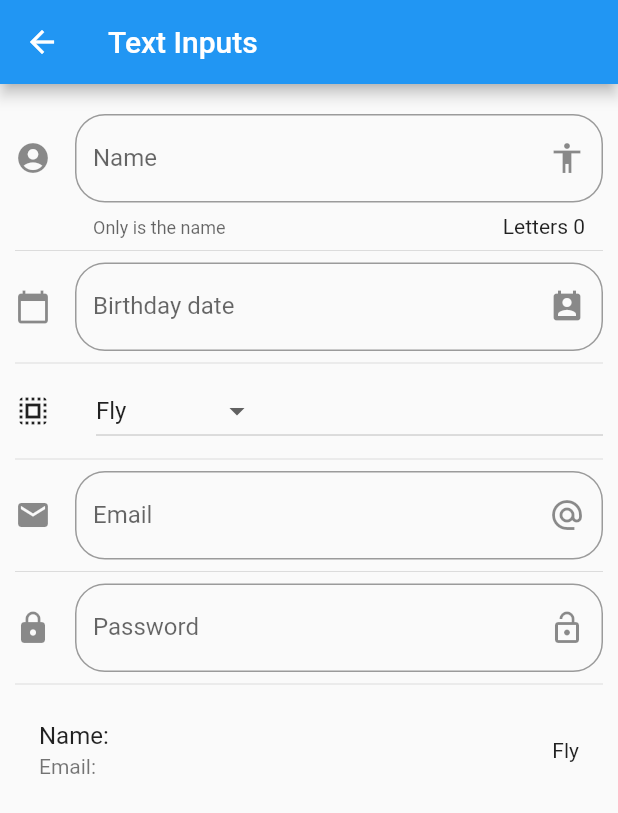
After one commit to CarlosAlbertoR/FlutterComponentsApp, a Flutter app: the screen it shows after launch, after a tap on "Inputs", on a phone screen of 412 x 824 dp. The commit adds this screen. Shown: the top 813 px of the screen. Run offline on Flutter 3.47's test engine with Material 2 defaults, Android fonts, the phone set to English and light mode, and no system bars; network calls fail.

Commit message:
Creation of diferents type fields

```diff
--- a/data/menu_opts.json
+++ b/data/menu_opts.json
@@ -1,6 +1,7 @@
 {
   "nameApp": "Components",
-    "routes": [{
+  "routes": [
+    {
       "route": "alert",
       "icon": "add_alert",
       "text": "Alerts"
@@ -19,6 +20,11 @@
       "route": "animatedContainer",
       "icon": "donut_large",
       "text": "Animated Container"
+    },
+    {
+      "route": "inputs",
+      "icon": "input",
+      "text": "Inputs"
     }
   ]
 }
--- a/lib/main.dart
+++ b/lib/main.dart
@@ -1,4 +1,5 @@
 import 'package:flutter/material.dart';
+import 'package:flutter_localizations/flutter_localizations.dart';
 import 'package:flutter_components_app/src/pages/alert_page.dart';
 import 'package:flutter_components_app/src/routes/routes.dart';
 
@@ -10,8 +11,15 @@ class MyApp extends StatelessWidget {
     return MaterialApp(
       title: 'Components App',
       debugShowCheckedModeBanner: false,
-      //home: HomePage()
-
+      localizationsDelegates: [
+        GlobalMaterialLocalizations.delegate,
+        GlobalWidgetsLocalizations.delegate,
+        GlobalCupertinoLocalizations.delegate,
+      ],
+      supportedLocales: [
+        Locale('en', 'US'),
+        Locale('es', 'ES'),
+      ],
       initialRoute: '/',
       routes: getApplicationRoutes(),
       onGenerateRoute: (RouteSettings settings) {
--- /dev/null
+++ b/lib/src/pages/input_page.dart
@@ -0,0 +1,180 @@
+import 'package:flutter/material.dart';
+
+class InputPage extends StatefulWidget {
+  @override
+  State<InputPage> createState() => _InputPageState();
+}
+
+class _InputPageState extends State<InputPage> {
+  String _name = '';
+  String _email = '';
+  String _date = '';
+  String _selectedOption = 'Fly';
+
+  List<String> _skills = ['Fly', 'X ray', 'Super force'];
+
+  TextEditingController _inputFieldDateController = new TextEditingController();
+
+  @override
+  Widget build(BuildContext context) {
+    return Scaffold(
+      appBar: AppBar(
+        title: Text('Text Inputs'),
+      ),
+      body: ListView(
+        padding: EdgeInsets.symmetric(horizontal: 10.0, vertical: 20.0),
+        children: <Widget>[
+          _createInput(),
+          Divider(),
+          _createDate(context),
+          Divider(),
+          _createDropdown(),
+          Divider(),
+          _createEmail(),
+          Divider(),
+          _createPassword(),
+          Divider(),
+          _createPerson(),
+        ],
+      ),
+    );
+  }
+
+  Widget _createInput() {
+    return TextField(
+      //autofocus: true,
+      textCapitalization: TextCapitalization.sentences,
+      decoration: InputDecoration(
+        border: OutlineInputBorder(
+          borderRadius: BorderRadius.circular(20.0),
+        ),
+        counter: Text('Letters ${_name.length}'),
+        hintText: 'Full Name',
+        labelText: 'Name',
+        helperText: 'Only is the name',
+        suffixIcon: Icon(Icons.accessibility),
+        icon: Icon(Icons.account_circle),
+      ),
+      onChanged: (value) {
+        setState(() {
+          _name = value;
+        });
+      },
+    );
+  }
+
+  Widget _createDate(BuildContext context) {
+    return TextField(
+        enableInteractiveSelection: false,
+        controller: _inputFieldDateController,
+        decoration: InputDecoration(
+          border: OutlineInputBorder(
+            borderRadius: BorderRadius.circular(20.0),
+          ),
+          hintText: 'Birthday date',
+          labelText: 'Birthday date',
+          suffixIcon: Icon(Icons.perm_contact_calendar),
+          icon: Icon(Icons.calendar_today),
+        ),
+        onTap: () {
+          FocusScope.of(context).requestFocus(new FocusNode());
+          _selectDate(context);
+        });
+  }
+
+  _selectDate(BuildContext context) async {
+    DateTime picked = await showDatePicker(
+      context: context,
+      initialDate: new DateTime.now(),
+      firstDate: new DateTime(2018),
+      lastDate: new DateTime(2025),
+      //Uncomment by translate the formpicker to spanish
+      //locale: Locale('es', 'ES'),
+    );
+
+    if (picked != null) {
+      setState(() {
+        _date = picked.toString();
+        _inputFieldDateController.text = _date;
+      });
+    }
+  }
+
+  List<DropdownMenuItem<String>> getDropdownOptions() {
+    List<DropdownMenuItem<String>> list = [];
+    _skills.forEach((skill) {
+      list.add(
+        DropdownMenuItem(
+          child: Text(skill),
+          value: skill,
+        ),
+      );
+    });
+    return list;
+  }
+
+  Widget _createDropdown() {
+    return Row(
+      children: <Widget>[
+        Icon(Icons.select_all),
+        SizedBox(
+          width: 30.0,
+        ),
+        Expanded(
+          child: DropdownButton(
+              value: _selectedOption,
+              items: getDropdownOptions(),
+              onChanged: (value) {
+                setState(() {
+                  _selectedOption = value;
+                });
+              }),
+        ),
+      ],
+    );
+  }
+
+  Widget _createEmail() {
+    return TextField(
+      keyboardType: TextInputType.emailAddress,
+      decoration: InputDecoration(
+        border: OutlineInputBorder(
+          borderRadius: BorderRadius.circular(20.0),
+        ),
+        hintText: 'Email',
+        labelText: 'Email',
+        suffixIcon: Icon(Icons.alternate_email),
+        icon: Icon(Icons.email),
+      ),
+      onChanged: (value) => setState(
+        () {
+          _email = value;
+        },
+      ),
+    );
+  }
+
+  Widget _createPassword() {
+    return TextField(
+      obscureText: true,
+      decoration: InputDecoration(
+        border: OutlineInputBorder(
+          borderRadius: BorderRadius.circular(20.0),
+        ),
+        hintText: 'Password',
+        labelText: 'Password',
+        suffixIcon: Icon(Icons.lock_open),
+        icon: Icon(Icons.lock),
+      ),
+      onChanged: (value) {},
+    );
+  }
+
+  _createPerson() {
+    return ListTile(
+      title: Text('Name: $_name'),
+      subtitle: Text('Email: $_email'),
+      trailing: Text(_selectedOption),
+    );
+  }
+}
--- a/lib/src/routes/routes.dart
+++ b/lib/src/routes/routes.dart
@@ -4,6 +4,7 @@ import 'package:flutter_components_app/src/pages/alert_page.dart';
 import 'package:flutter_components_app/src/pages/avatar_page.dart';
 import 'package:flutter_components_app/src/pages/card_page.dart';
 import 'package:flutter_components_app/src/pages/animated_container.dart';
+import 'package:flutter_components_app/src/pages/input_page.dart';
 
 Map<String, WidgetBuilder> getApplicationRoutes() {
   return <String, WidgetBuilder>{
@@ -12,5 +13,6 @@ Map<String, WidgetBuilder> getApplicationRoutes() {
     'avatar': (BuildContext context) => AvatarPage(),
     'card': (BuildContext context) => CardPage(),
     'animatedContainer': (BuildContext context) => AnimatedContainerPage(),
+    'inputs': (BuildContext context) => InputPage(),
   };
 }
--- a/lib/src/utils/icon_string_util.dart
+++ b/lib/src/utils/icon_string_util.dart
@@ -5,6 +5,7 @@ final _icons = <String, IconData>{
   'accessibility': Icons.accessibility,
   'folder_open': Icons.folder_open,
   'donut_large': Icons.donut_large,
+  'input': Icons.input,
 };
 
 Icon getIcon(String nameIcon) {
--- a/pubspec.yaml
+++ b/pubspec.yaml
@@ -18,12 +18,13 @@ publish_to: 'none' # Remove this line if you wish to publish to pub.dev
 version: 1.0.0+1
 
 environment:
-  sdk: ">=2.7.0 <3.0.0"
+  sdk: '>=2.7.0 <3.0.0'
 
 dependencies:
   flutter:
     sdk: flutter
-
+  flutter_localizations:
+    sdk: flutter
 
   # The following adds the Cupertino Icons font to your application.
   # Use with the CupertinoIcons class for iOS style icons.
@@ -38,7 +39,6 @@ dev_dependencies:
 
 # The following section is specific to Flutter.
 flutter:
-
   # The following line ensures that the Material Icons font is
   # included with your application, so that you can use the icons in
   # the material Icons class.
```
Also changed, not shown: pubspec.lock. Lines whose indentation alone changed are shown as unchanged.
